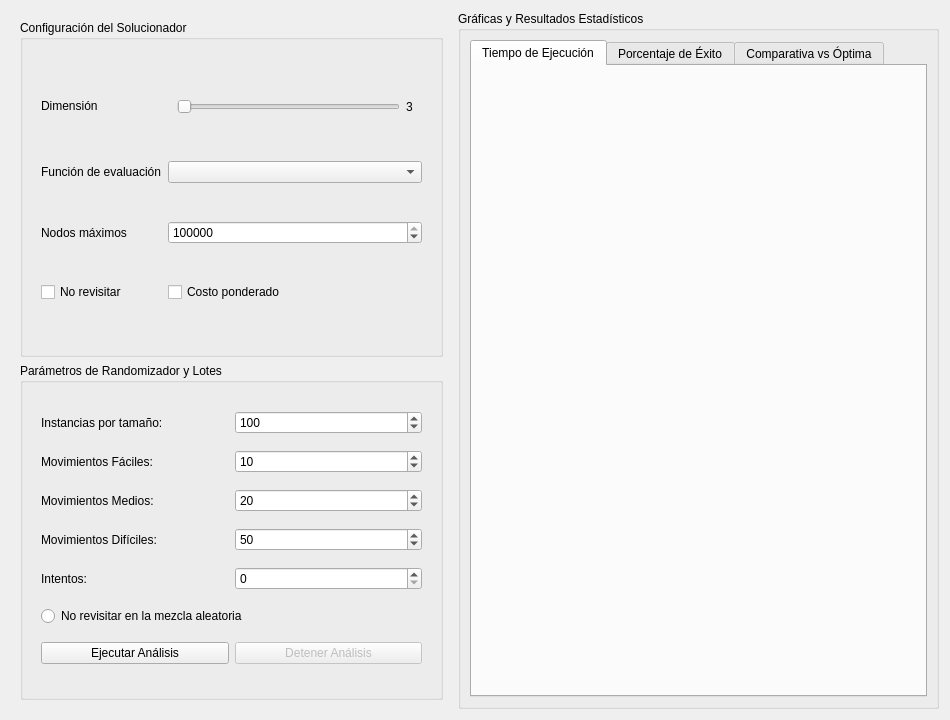
Qt form src/ui/analysis/analysis_tab.ui (Naidu3736/num_puzzle) before a commit.
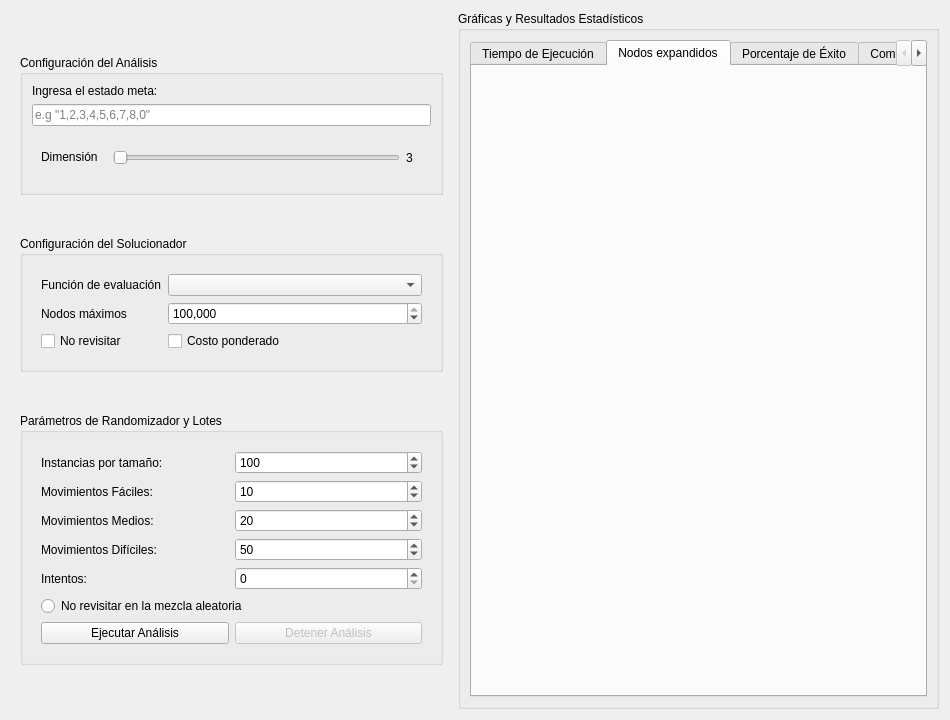
The same form after that commit. The open tabs and pages were chosen to show the change.

Patch:
```diff
--- a/src/ui/analysis/analysis_tab.ui
+++ b/src/ui/analysis/analysis_tab.ui
@@ -29,8 +29,88 @@
       </sizepolicy>
      </property>
      <layout class="QVBoxLayout" name="left_panel_layout">
+      <item>
+       <widget class="QGroupBox" name="analysis_batch_panel">
+        <property name="sizePolicy">
+         <sizepolicy hsizetype="Preferred" vsizetype="Fixed">
+          <horstretch>0</horstretch>
+          <verstretch>0</verstretch>
+         </sizepolicy>
+        </property>
+        <property name="title">
+         <string>Configuración del Análisis</string>
+        </property>
+        <layout class="QVBoxLayout" name="verticalLayout">
+         <item>
+          <widget class="QLabel" name="goal_input_label">
+           <property name="text">
+            <string>Ingresa el estado meta:</string>
+           </property>
+          </widget>
+         </item>
+         <item>
+          <widget class="QLineEdit" name="goal_input">
+           <property name="placeholderText">
+            <string>e.g &quot;1,2,3,4,5,6,7,8,0&quot;</string>
+           </property>
+          </widget>
+         </item>
+         <item>
+          <widget class="QWidget" name="dimensio_batch_control" native="true">
+           <layout class="QHBoxLayout" name="horizontalLayout_2">
+            <item>
+             <widget class="QLabel" name="dimension_label">
+              <property name="sizePolicy">
+               <sizepolicy hsizetype="Preferred" vsizetype="Fixed">
+                <horstretch>0</horstretch>
+                <verstretch>0</verstretch>
+               </sizepolicy>
+              </property>
+              <property name="text">
+               <string>Dimensión</string>
+              </property>
+             </widget>
+            </item>
+            <item>
+             <widget class="QWidget" name="dimension_widget" native="true">
+              <layout class="QHBoxLayout" name="horizontalLayout">
+               <item>
+                <widget class="QSlider" name="dimension_slider">
+                 <property name="minimum">
+                  <number>3</number>
+                 </property>
+                 <property name="maximum">
+                  <number>15</number>
+                 </property>
+                 <property name="orientation">
+                  <enum>Qt::Orientation::Horizontal</enum>
+                 </property>
+                </widget>
+               </item>
+               <item>
+                <widget class="QLabel" name="dimension_value_label">
+                 <property name="text">
+                  <string>3</string>
+                 </property>
+                </widget>
+               </item>
+              </layout>
+             </widget>
+            </item>
+           </layout>
+          </widget>
+         </item>
+        </layout>
+       </widget>
+      </item>
       <item>
        <widget class="QGroupBox" name="solver_panel">
+        <property name="sizePolicy">
+         <sizepolicy hsizetype="Preferred" vsizetype="Fixed">
+          <horstretch>0</horstretch>
+          <verstretch>0</verstretch>
+         </sizepolicy>
+        </property>
         <property name="title">
          <string>Configuración del Solucionador</string>
         </property>
@@ -53,12 +133,18 @@
                 <verstretch>0</verstretch>
                </sizepolicy>
               </property>
+              <property name="showGroupSeparator" stdset="0">
+               <bool>true</bool>
+              </property>
               <property name="maximum">
                <number>999999999</number>
               </property>
               <property name="singleStep">
                <number>100</number>
               </property>
+              <property name="stepType">
+               <enum>QAbstractSpinBox::StepType::AdaptiveDecimalStepType</enum>
+              </property>
               <property name="value">
                <number>10000000</number>
               </property>
@@ -116,45 +202,6 @@
               </property>
              </widget>
             </item>
-            <item row="0" column="2">
-             <widget class="QWidget" name="dimension_widget" native="true">
-              <layout class="QHBoxLayout" name="horizontalLayout">
-               <item>
-                <widget class="QSlider" name="dimension_slider">
-                 <property name="minimum">
-                  <number>3</number>
-                 </property>
-                 <property name="maximum">
-                  <number>15</number>
-                 </property>
-                 <property name="orientation">
-                  <enum>Qt::Orientation::Horizontal</enum>
-                 </property>
-                </widget>
-               </item>
-               <item>
-                <widget class="QLabel" name="dimension_value_label">
-                 <property name="text">
-                  <string>3</string>
-                 </property>
-                </widget>
-               </item>
-              </layout>
-             </widget>
-            </item>
-            <item row="0" column="0">
-             <widget class="QLabel" name="dimension_label">
-              <property name="sizePolicy">
-               <sizepolicy hsizetype="Preferred" vsizetype="Fixed">
-                <horstretch>0</horstretch>
-                <verstretch>0</verstretch>
-               </sizepolicy>
-              </property>
-              <property name="text">
-               <string>Dimensión</string>
-              </property>
-             </widget>
-            </item>
            </layout>
           </widget>
          </item>
@@ -163,6 +210,12 @@
       </item>
       <item>
        <widget class="QGroupBox" name="randomizer_batch_panel">
+        <property name="sizePolicy">
+         <sizepolicy hsizetype="Preferred" vsizetype="Fixed">
+          <horstretch>0</horstretch>
+          <verstretch>0</verstretch>
+         </sizepolicy>
+        </property>
         <property name="title">
          <string>Parámetros de Randomizador y Lotes</string>
         </property>
@@ -170,25 +223,38 @@
          <item>
           <widget class="QWidget" name="batch_controls" native="true">
            <layout class="QGridLayout" name="batch_grid">
-            <item row="4" column="1">
-             <widget class="QSpinBox" name="attempts_spin">
-              <property name="maximum">
-               <number>999999999</number>
+            <item row="0" column="0">
+             <widget class="QLabel" name="instances_label">
+              <property name="text">
+               <string>Instancias por tamaño:</string>
               </property>
              </widget>
             </item>
-            <item row="2" column="1">
-             <widget class="QSpinBox" name="medium_spin">
+            <item row="0" column="1">
+             <widget class="QSpinBox" name="instances_spin">
+              <property name="showGroupSeparator" stdset="0">
+               <bool>true</bool>
+              </property>
               <property name="maximum">
-               <number>999</number>
+               <number>1000</number>
               </property>
               <property name="value">
-               <number>20</number>
+               <number>100</number>
+              </property>
+             </widget>
+            </item>
+            <item row="1" column="0">
+             <widget class="QLabel" name="easy_label">
+              <property name="text">
+               <string>Movimientos Fáciles:</string>
               </property>
              </widget>
             </item>
             <item row="1" column="1">
              <widget class="QSpinBox" name="easy_spin">
+              <property name="showGroupSeparator" stdset="0">
+               <bool>true</bool>
+              </property>
               <property name="maximum">
                <number>999</number>
               </property>
@@ -197,8 +263,38 @@
               </property>
              </widget>
             </item>
+            <item row="2" column="0">
+             <widget class="QLabel" name="medium_label">
+              <property name="text">
+               <string>Movimientos Medios:</string>
+              </property>
+             </widget>
+            </item>
+            <item row="2" column="1">
+             <widget class="QSpinBox" name="medium_spin">
+              <property name="showGroupSeparator" stdset="0">
+               <bool>true</bool>
+              </property>
+              <property name="maximum">
+               <number>999</number>
+              </property>
+              <property name="value">
+               <number>20</number>
+              </property>
+             </widget>
+            </item>
+            <item row="3" column="0">
+             <widget class="QLabel" name="hard_label">
+              <property name="text">
+               <string>Movimientos Difíciles:</string>
+              </property>
+             </widget>
+            </item>
             <item row="3" column="1">
              <widget class="QSpinBox" name="hard_spin">
+              <property name="showGroupSeparator" stdset="0">
+               <bool>true</bool>
+              </property>
               <property name="maximum">
                <number>999</number>
               </property>
@@ -207,37 +303,6 @@
               </property>
              </widget>
             </item>
-            <item row="3" column="0">
-             <widget class="QLabel" name="hard_label">
-              <property name="text">
-               <string>Movimientos Difíciles:</string>
-              </property>
-             </widget>
-            </item>
-            <item row="0" column="0">
-             <widget class="QLabel" name="instances_label">
-              <property name="text">
-               <string>Instancias por tamaño:</string>
-              </property>
-             </widget>
-            </item>
-            <item row="2" column="0">
-             <widget class="QLabel" name="medium_label">
-              <property name="text">
-               <string>Movimientos Medios:</string>
-              </property>
-             </widget>
-            </item>
-            <item row="0" column="1">
-             <widget class="QSpinBox" name="instances_spin">
-              <property name="maximum">
-               <number>1000</number>
-              </property>
-              <property name="value">
-               <number>100</number>
-              </property>
-             </widget>
-            </item>
             <item row="4" column="0">
              <widget class="QLabel" name="attempts_label">
               <property name="text">
@@ -245,28 +310,31 @@
               </property>
              </widget>
             </item>
-            <item row="1" column="0">
-             <widget class="QLabel" name="easy_label">
-              <property name="text">
-               <string>Movimientos Fáciles:</string>
+            <item row="4" column="1">
+             <widget class="QSpinBox" name="attempts_spin">
+              <property name="showGroupSeparator" stdset="0">
+               <bool>true</bool>
+              </property>
+              <property name="maximum">
+               <number>999999999</number>
               </property>
              </widget>
             </item>
-            <item row="6" column="0" colspan="2">
+            <item row="5" column="0" colspan="2">
              <widget class="QRadioButton" name="avoid_revisits_rand_radio">
               <property name="text">
                <string>No revisitar en la mezcla aleatoria</string>
               </property>
              </widget>
             </item>
-            <item row="7" column="0">
+            <item row="6" column="0">
              <widget class="QPushButton" name="run_analysis_btn">
               <property name="text">
                <string>Ejecutar Análisis</string>
               </property>
              </widget>
             </item>
-            <item row="7" column="1">
+            <item row="6" column="1">
              <widget class="QPushButton" name="stop_analysis_btn">
               <property name="enabled">
                <bool>false</bool>
@@ -319,6 +387,23 @@
           </item>
          </layout>
         </widget>
+        <widget class="QWidget" name="nodes_tab">
+         <attribute name="title">
+          <string>Nodos expandidos</string>
+         </attribute>
+         <layout class="QVBoxLayout" name="nodes_layout">
+          <item>
+           <widget class="QWidget" name="nodes_chart_view" native="true">
+            <property name="sizePolicy">
+             <sizepolicy hsizetype="Expanding" vsizetype="Expanding">
+              <horstretch>0</horstretch>
+              <verstretch>0</verstretch>
+             </sizepolicy>
+            </property>
+           </widget>
+          </item>
+         </layout>
+        </widget>
         <widget class="QWidget" name="success_tab">
          <attribute name="title">
           <string>Porcentaje de Éxito</string>
```
